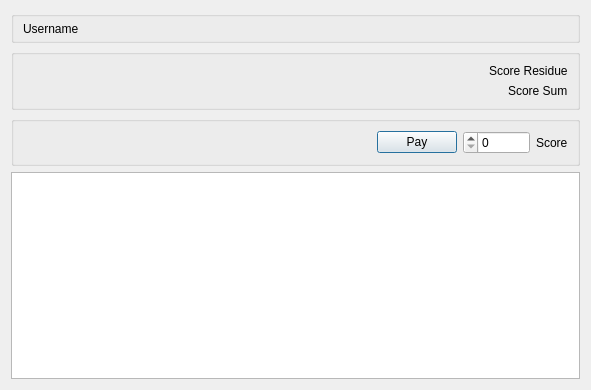
First picture: the form in Client/reghaabat/payment.ui, repository nournia/ketabkhaane, before the edit.
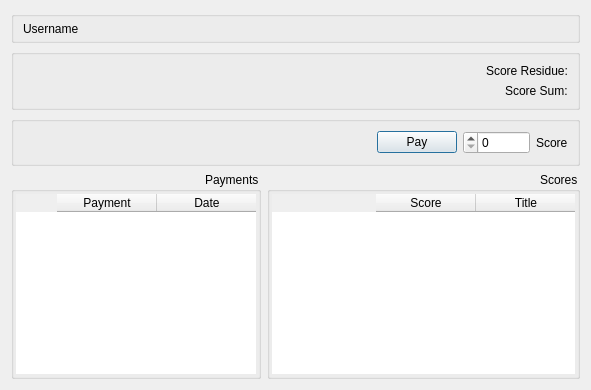
Second picture: the form after the edit.

Commit message:
add payment operation form
add payments table
add scores table

The edit to the form file:
```diff
--- a/Client/reghaabat/payment.ui
+++ b/Client/reghaabat/payment.ui
@@ -58,7 +58,10 @@
       <item row="0" column="0">
        <widget class="QLabel" name="label">
         <property name="text">
-         <string>Score Residue</string>
+         <string>Score Residue:</string>
+        </property>
+        <property name="textFormat">
+         <enum>Qt::RichText</enum>
         </property>
        </widget>
       </item>
@@ -72,7 +75,10 @@
       <item row="1" column="0">
        <widget class="QLabel" name="label_4">
         <property name="text">
-         <string>Score Sum</string>
+         <string>Score Sum:</string>
+        </property>
+        <property name="textFormat">
+         <enum>Qt::RichText</enum>
         </property>
        </widget>
       </item>
@@ -133,7 +139,87 @@
     </widget>
    </item>
    <item>
-    <widget class="QTableView" name="tPayments"/>
+    <layout class="QHBoxLayout" name="horizontalLayout_5">
+     <item>
+      <widget class="QGroupBox" name="groupBox_2">
+       <property name="title">
+        <string>Scores</string>
+       </property>
+       <layout class="QHBoxLayout" name="horizontalLayout_3">
+        <property name="margin">
+         <number>2</number>
+        </property>
+        <item>
+         <widget class="QTableWidget" name="tScores">
+          <property name="frameShape">
+           <enum>QFrame::NoFrame</enum>
+          </property>
+          <property name="editTriggers">
+           <set>QAbstractItemView::NoEditTriggers</set>
+          </property>
+          <attribute name="horizontalHeaderVisible">
+           <bool>true</bool>
+          </attribute>
+          <attribute name="verticalHeaderVisible">
+           <bool>false</bool>
+          </attribute>
+          <column>
+           <property name="text">
+            <string>Title</string>
+           </property>
+          </column>
+          <column>
+           <property name="text">
+            <string>Score</string>
+           </property>
+          </column>
+         </widget>
+        </item>
+       </layout>
+      </widget>
+     </item>
+     <item>
+      <widget class="QGroupBox" name="groupBox_4">
+       <property name="maximumSize">
+        <size>
+         <width>250</width>
+         <height>16777215</height>
+        </size>
+       </property>
+       <property name="title">
+        <string>Payments</string>
+       </property>
+       <layout class="QHBoxLayout" name="horizontalLayout_4">
+        <property name="margin">
+         <number>2</number>
+        </property>
+        <item>
+         <widget class="QTableWidget" name="tPayments">
+          <property name="frameShape">
+           <enum>QFrame::NoFrame</enum>
+          </property>
+          <property name="editTriggers">
+           <set>QAbstractItemView::NoEditTriggers</set>
+          </property>
+          <attribute name="verticalHeaderVisible">
+           <bool>false</bool>
+          </attribute>
+          <column>
+           <property name="text">
+            <string>Date</string>
+           </property>
+          </column>
+          <column>
+           <property name="text">
+            <string>Payment</string>
+           </property>
+          </column>
+         </widget>
+        </item>
+       </layout>
+      </widget>
+     </item>
+    </layout>
    </item>
   </layout>
  </widget>
```
Left out of the diff: 3 changed lines with no effect on the pictures. The commit also changes 5 other files.
